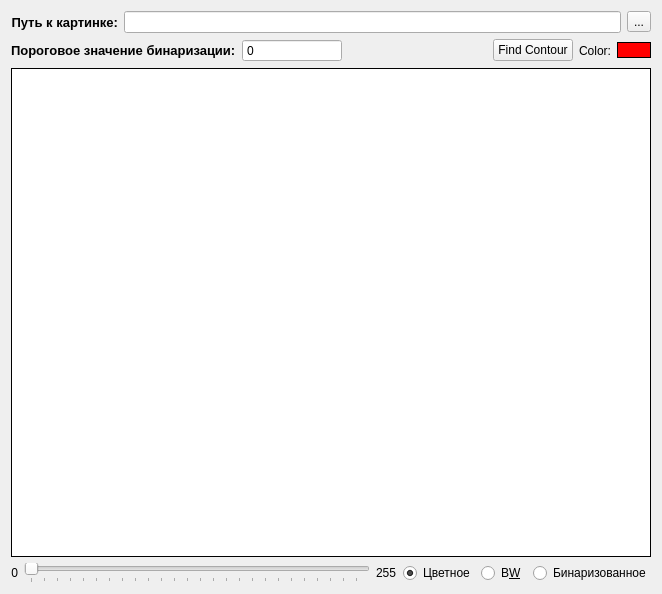
Qt form mainwindow.ui (gurmaaan/ContourDetector) before a commit.
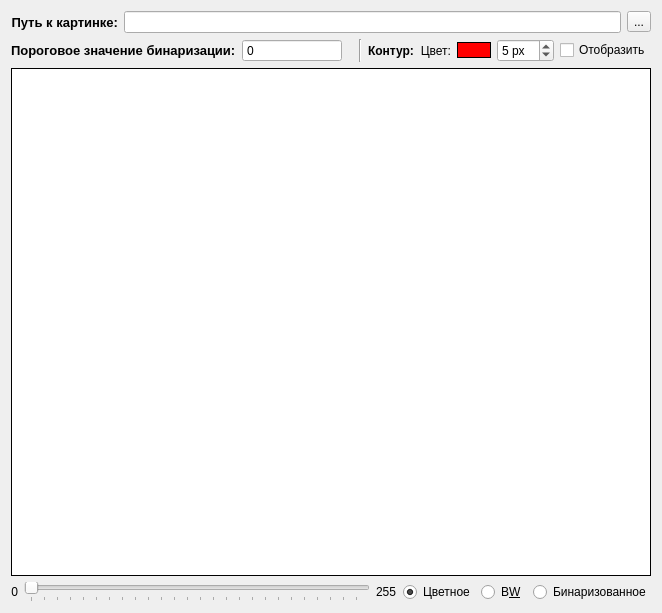
The same form after that commit. Icons and pictures are not drawn.

```diff
--- a/mainwindow.ui
+++ b/mainwindow.ui
@@ -7,7 +7,7 @@
     <x>0</x>
     <y>0</y>
     <width>658</width>
-    <height>594</height>
+    <height>613</height>
    </rect>
   </property>
   <property name="windowTitle">
@@ -109,16 +109,29 @@
        </spacer>
       </item>
       <item>
-       <widget class="QPushButton" name="findContourButton">
+       <widget class="Line" name="line">
+        <property name="orientation">
+         <enum>Qt::Vertical</enum>
+        </property>
+       </widget>
+      </item>
+      <item>
+       <widget class="QLabel" name="contourLabel">
+        <property name="font">
+         <font>
+          <weight>75</weight>
+          <bold>true</bold>
+         </font>
+        </property>
         <property name="text">
-         <string>Find Contour</string>
+         <string>Контур:</string>
         </property>
        </widget>
       </item>
       <item>
        <widget class="QLabel" name="colorPeakerLabel">
         <property name="text">
-         <string>Color:</string>
+         <string>Цвет:</string>
         </property>
         <property name="alignment">
          <set>Qt::AlignRight|Qt::AlignTrailing|Qt::AlignVCenter</set>
@@ -145,6 +158,26 @@
         </property>
        </widget>
       </item>
+      <item>
+       <widget class="QSpinBox" name="contourSizeSpin">
+        <property name="suffix">
+         <string> px</string>
+        </property>
+        <property name="maximum">
+         <number>10</number>
+        </property>
+        <property name="value">
+         <number>5</number>
+        </property>
+       </widget>
+      </item>
+      <item>
+       <widget class="QCheckBox" name="contourCheckBox">
+        <property name="text">
+         <string>Отобразить</string>
+        </property>
+       </widget>
+      </item>
      </layout>
     </item>
     <item>
```
